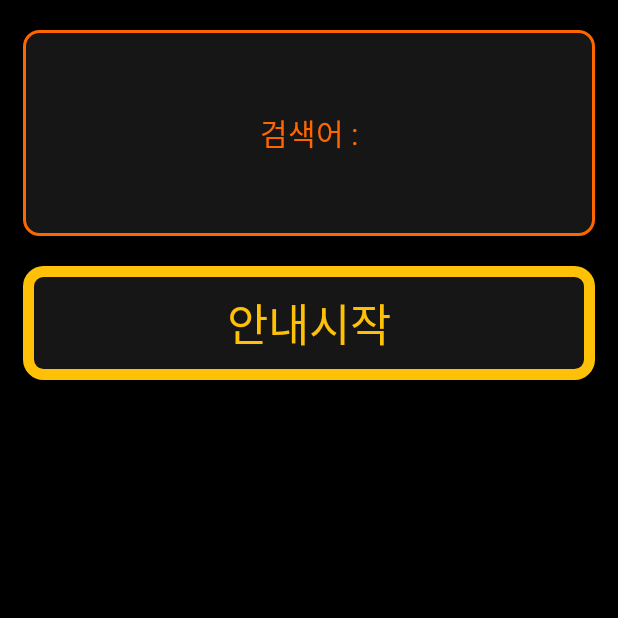
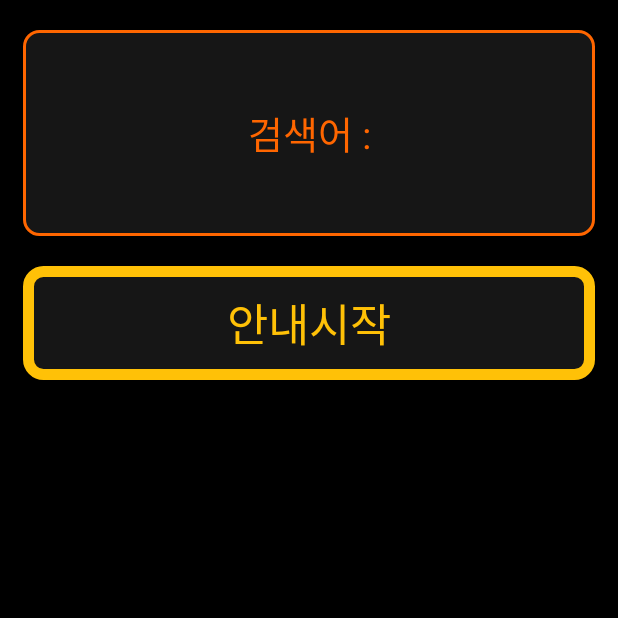
Before and after one commit to KongUm/Navigation_for_The_Blind, an Android app: the Navigation_3 screen opened directly, with no data from a screen before it, on a phone screen of 412 x 824 dp, the top half of it. Run offline under Robolectric (Android 15) with nearby library versions, the phone set to English and light mode, and no system bars; our stand-ins replace Navigation 3.

Commit message:
검색 오류 수정

```diff
--- a/app/src/main/java/com/example/nftb/Navigation_2.kt
+++ b/app/src/main/java/com/example/nftb/Navigation_2.kt
@@ -14,9 +14,12 @@ class Navigation_2 : AppCompatActivity() {
 
         val Dest_list = mutableListOf<String>()
 
+        val Tvaddress = findViewById<TextView>(R.id.tv_address)
+        Tvaddress.setText("검색어: $start_address")
+
         for (i in Dest_name.indices) {
             if(Dest_name[i].trimIndent() == start_address || Dest_address[i].trimIndent() == start_address){
-                Dest_list.add(i, "지명: ${Dest_name[i]}\n" +
+                Dest_list.add("지명: ${Dest_name[i]}\n" +
                         "주소: ${Dest_address[i]}")
             }else{}
         }
--- a/app/src/main/res/layout/activity_navigation1.xml
+++ b/app/src/main/res/layout/activity_navigation1.xml
@@ -14,12 +14,12 @@
         android:layout_height="0dp"
         android:layout_marginHorizontal="15dp"
         android:layout_marginTop="20dp"
-        android:layout_weight="18"
+        android:layout_weight="16"
         android:background="@drawable/tv_border"
         android:gravity="center"
         android:text="현재 위치 :"
         android:textColor="@color/orange"
-        android:textSize="20sp" />
+        android:textSize="25sp" />
 
     <Button
         android:id="@+id/btn_sttstart"
--- a/app/src/main/res/layout/activity_navigation2.xml
+++ b/app/src/main/res/layout/activity_navigation2.xml
@@ -1,6 +1,5 @@
 <?xml version="1.0" encoding="utf-8"?>
 <LinearLayout xmlns:android="http://schemas.android.com/apk/res/android"
-    xmlns:app="http://schemas.android.com/apk/res-auto"
     xmlns:tools="http://schemas.android.com/tools"
     android:layout_width="match_parent"
     android:layout_height="match_parent"
@@ -15,12 +14,12 @@
         android:layout_height="0dp"
         android:layout_marginHorizontal="15dp"
         android:layout_marginTop="20dp"
-        android:layout_weight="18"
+        android:layout_weight="10"
         android:background="@drawable/tv_border"
         android:gravity="center"
         android:text="검색어 :"
         android:textColor="@color/orange"
-        android:textSize="20sp" />
+        android:textSize="25sp" />
 
     <ListView
         android:id="@+id/lv_search"
--- a/app/src/main/res/layout/activity_navigation3.xml
+++ b/app/src/main/res/layout/activity_navigation3.xml
@@ -1,6 +1,5 @@
 <?xml version="1.0" encoding="utf-8"?>
 <LinearLayout xmlns:android="http://schemas.android.com/apk/res/android"
-    xmlns:app="http://schemas.android.com/apk/res-auto"
     xmlns:tools="http://schemas.android.com/tools"
     android:layout_width="match_parent"
     android:layout_height="match_parent"
@@ -13,14 +12,14 @@
         android:id="@+id/tv_address"
         android:layout_width="match_parent"
         android:layout_height="0dp"
-        android:layout_weight="18"
         android:layout_marginHorizontal="15dp"
         android:layout_marginTop="20dp"
+        android:layout_weight="18"
         android:background="@drawable/tv_border"
+        android:gravity="center"
         android:text="검색어 :"
-        android:textSize="20sp"
         android:textColor="@color/orange"
-        android:gravity="center"/>
+        android:textSize="25sp" />
 
     <Button
         android:layout_width="match_parent"
```
Also changed, not shown: app/src/main/java/com/example/nftb/Navigation_1.kt (+7 -8 lines), app/src/main/res/layout/search_result.xml (+6 -1 lines).
